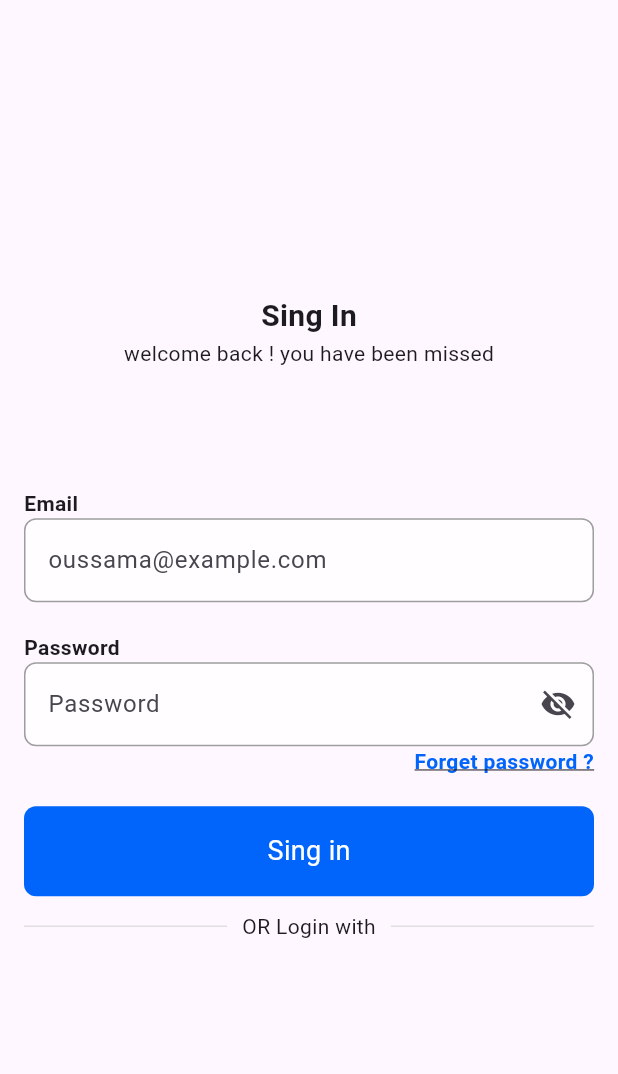
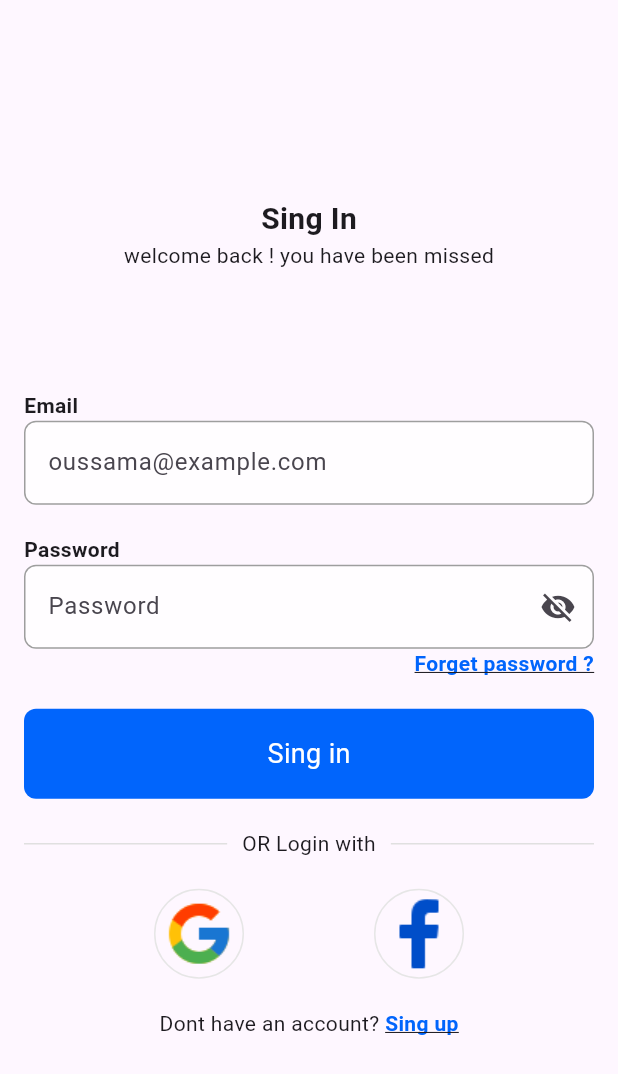
Before and after one commit to 1oussamai/doctor-Appointment, a Flutter app: the LoginPageBody screen opened directly, on a phone screen of 412 x 824 dp. Shown: the top 1074 px of the screen. Run offline on Flutter 3.47's test engine with Material 3 defaults, Android fonts, the phone set to English and light mode, and no system bars; our stand-ins replace smooth_page_indicator.

Commit message:
finishing the loging screen

```diff
--- /dev/null
+++ b/lib/screens/Sing_up_screen.dart
@@ -0,0 +1,12 @@
+import 'package:flutter/material.dart';
+
+class SingUpScreen extends StatelessWidget {
+  const SingUpScreen({super.key});
+
+  @override
+  Widget build(BuildContext context) {
+    return Scaffold(
+      body: Center(child: Text("home")),
+    );
+  }
+}
--- a/lib/widget/login_page_body.dart
+++ b/lib/widget/login_page_body.dart
@@ -1,4 +1,5 @@
 import 'package:doctor_appoitment/constants.dart';
+import 'package:doctor_appoitment/screens/Sing_up_screen.dart';
 import 'package:doctor_appoitment/screens/home_page.dart';
 import 'package:doctor_appoitment/widget/costom_bottom.dart';
 import 'package:doctor_appoitment/widget/custom_text_field.dart';
@@ -70,7 +71,7 @@ class _LoginPageBodyState extends State<LoginPageBody> {
                 ),
                 CustomTextField(
                   hintText: 'Password',
-                  suffixIcon: Icon(Icons.visibility_off),
+                  suffixIcon: const Icon(Icons.visibility_off),
                   validator: confirmPassword,
                 ),
                 const Row(
@@ -104,11 +105,36 @@ class _LoginPageBodyState extends State<LoginPageBody> {
                     }
                   },
                 ),
-                SizedBox(
-                  height: 10,
+                const SizedBox(
+                  height: 20,
                 ),
 
-                LogingWithFacebookAndGoogle(),
+                const LogingWithFacebookAndGoogle(),
+
+                const SizedBox(
+                  height: 20,
+                ),
+
+                Row(
+                  mainAxisAlignment: MainAxisAlignment.center,
+                  children: [
+                    const Text("Dont have an account? "),
+                    GestureDetector(
+                      onTap: () {
+                        Navigator.push(context,
+                            MaterialPageRoute(builder: (context) {
+                          return const SingUpScreen();
+                        }));
+                      },
+                      child: const Text("Sing up",
+                          style: TextStyle(
+                            decoration: TextDecoration.underline,
+                            color: kPrimeryColor,
+                            fontWeight: FontWeight.w600,
+                          )),
+                    ),
+                  ],
+                )
               ],
             ),
           ),
--- a/lib/widget/loging_buttom.dart
+++ b/lib/widget/loging_buttom.dart
@@ -1,14 +1,26 @@
 import 'package:flutter/material.dart';
 
 class LogingButtom extends StatelessWidget {
-  const LogingButtom({super.key, required this.logo});
+  const LogingButtom({super.key, required this.logo, this.onTap});
 
   final String logo;
+  final void Function()? onTap;
 
   @override
   Widget build(BuildContext context) {
-    return Container(
-      child: Image.asset(logo),
+    return GestureDetector(
+      onTap: onTap,
+      child: Container(
+        height: 60,
+        width: 60,
+        decoration: BoxDecoration(
+          border: Border.all(
+            color: Color(0xffE6E6E6),
+          ),
+          borderRadius: BorderRadius.circular(30),
+        ),
+        child: Image.asset(logo),
+      ),
     );
   }
 }
--- a/lib/widget/loging_with_facebook_and_google.dart
+++ b/lib/widget/loging_with_facebook_and_google.dart
@@ -1,3 +1,5 @@
+import 'package:doctor_appoitment/constants.dart';
+import 'package:doctor_appoitment/widget/loging_buttom.dart';
 import 'package:flutter/material.dart';
 
 class LogingWithFacebookAndGoogle extends StatelessWidget {
@@ -10,15 +12,23 @@ class LogingWithFacebookAndGoogle extends StatelessWidget {
         Row(
           children: [
             Expanded(child: Divider(thickness: 1, color: Colors.grey[300])),
-            Padding(
+            const Padding(
               padding: EdgeInsets.symmetric(horizontal: 10),
               child: Text("OR Login with"),
             ),
             Expanded(child: Divider(thickness: 1, color: Colors.grey[300])),
           ],
         ),
-
-
+        const SizedBox(
+          height: 20,
+        ),
+        const Row(
+          mainAxisAlignment: MainAxisAlignment.spaceEvenly,
+          children: [
+            LogingButtom(logo: googleLogo),
+            LogingButtom(logo: facebookLogo),
+          ],
+        ),
       ],
     );
   }
```
Also changed, not shown: assets/images/facebook-logo.png.
